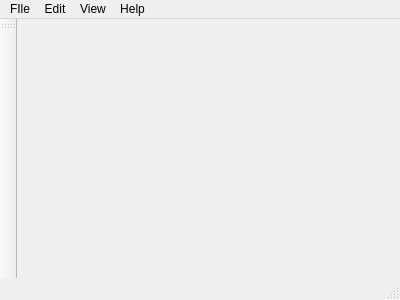
Old version of the form mainwindow.ui in the repository Putesestvije/Dwarfchitect.
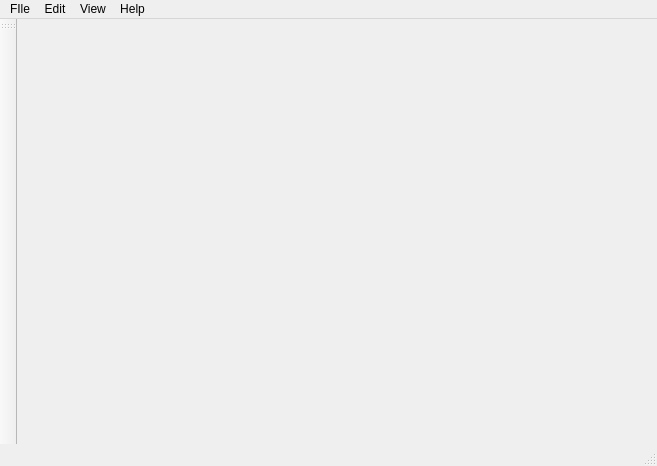
New version of the form.

Commit message: Interface first prototype, no functionalities

The edit to the form file:
```diff
--- a/mainwindow.ui
+++ b/mainwindow.ui
@@ -6,20 +6,22 @@
    <rect>
     <x>0</x>
     <y>0</y>
-    <width>400</width>
-    <height>300</height>
+    <width>657</width>
+    <height>466</height>
    </rect>
   </property>
   <property name="windowTitle">
    <string>MainWindow</string>
   </property>
-  <widget class="QWidget" name="centralWidget"/>
+  <widget class="QWidget" name="centralWidget">
+   <layout class="QGridLayout" name="gridLayout"/>
+  </widget>
   <widget class="QMenuBar" name="menuBar">
    <property name="geometry">
     <rect>
      <x>0</x>
      <y>0</y>
-     <width>400</width>
+     <width>657</width>
      <height>20</height>
     </rect>
    </property>
```
The commit also changes 6 other files.
